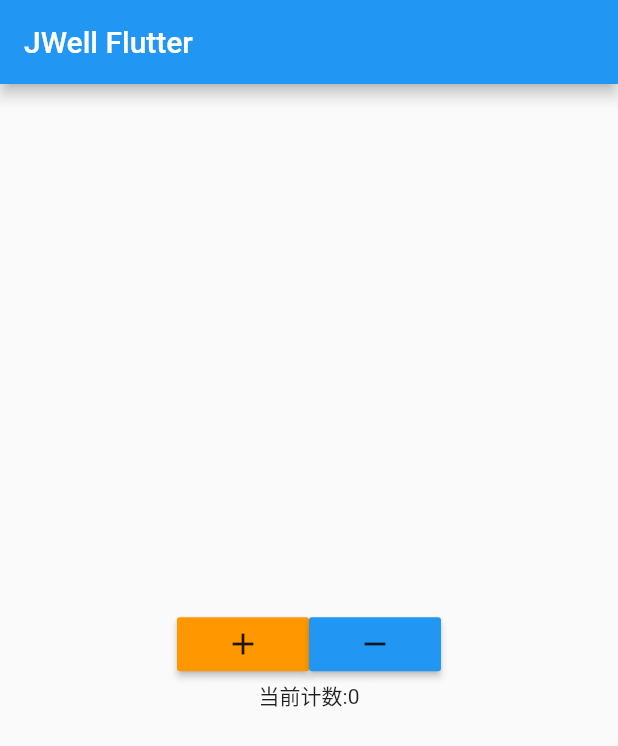
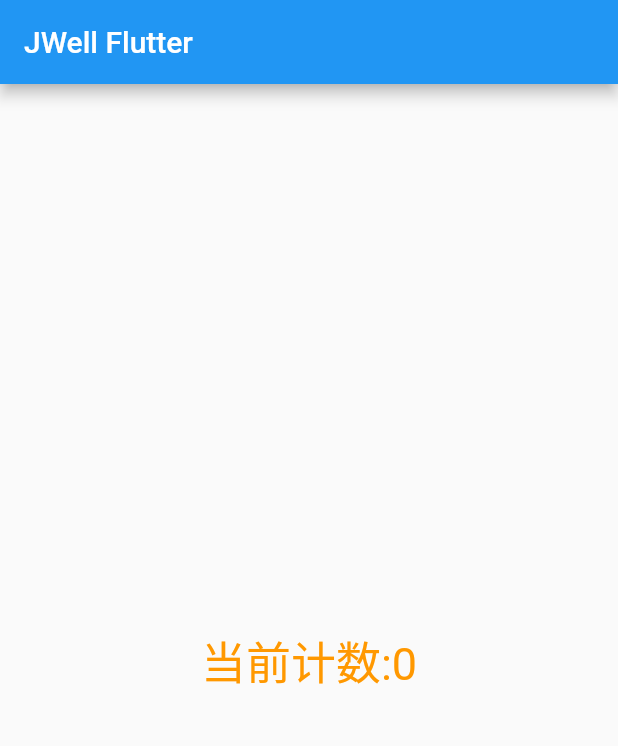
Before and after one commit to ryanranya/JWellFlutter, a Flutter app: the screen it shows after launch, on a phone screen of 412 x 824 dp. Shown: the top 746 px of the screen. Run offline on Flutter 3.47's test engine with Material 2 defaults, Android fonts, the phone set to English and light mode, and no system bars.

Commit message:
生命周期

```diff
--- a/lib/04day.dart
+++ b/lib/04day.dart
@@ -26,6 +26,7 @@ class RYHomePage extends StatelessWidget {
 
 class RYHomePageCountent extends StatefulWidget {
   String message = "传递过来的信息";
+  //  构造函数
   RYHomePageCountent.pageMessage(this.message);
   @override
   _RYHomePageCountentState createState() => _RYHomePageCountentState();
--- a/lib/main.dart
+++ b/lib/main.dart
@@ -15,57 +15,51 @@ class RYHomePage extends StatelessWidget {
   @override
   Widget build(BuildContext context) {
     return Scaffold(
-      appBar: AppBar(
-        title: Text("JWell Flutter"),
-      ),
-      body: RYHomePageCountent(),
+        appBar: AppBar(
+          title: Text("JWell Flutter"),
+        ),
+        body: RYHomePageCountent(),
     );
   }
 }
 
+////StatelessWidget 的生命周期
+//class RYHomePageCountent extends StatelessWidget {
+//
+//  final String message;
+//
+//  RYHomePageCountent(this.message){
+//    print("构造函数被调用")
+//  }
+//
+//  @override
+//  Widget build(BuildContext context) {
+//    print("调用BuildContentext方法");
+//    return Container();
+//  }
+//}
+
+//StatefulWidget生命周期
 class RYHomePageCountent extends StatefulWidget {
   @override
   _RYHomePageCountentState createState() => _RYHomePageCountentState();
 }
 
 class _RYHomePageCountentState extends State<RYHomePageCountent> {
+  int _counter = 0;
 
-  int _counter = 0;
   @override
   Widget build(BuildContext context) {
     return Center(
       child: Column(
         mainAxisAlignment: MainAxisAlignment.center,
         children: <Widget>[
-         _getButtons(),
-          Text("当前计数:$_counter")
-
+          Text(
+            "当前计数:$_counter",
+            style: TextStyle(fontSize: 30, color: Colors.orange),
+          ),
         ],
       ),
     );
   }
-
-  Widget _getButtons(){
-    return  Row(
-      mainAxisAlignment: MainAxisAlignment.center,
-      children: <Widget>[
-        RaisedButton(
-            child: Icon(Icons.add),
-            color: Colors.orange,
-            onPressed: () {
-              setState(() {
-                _counter += 1;
-              });
-            }),
-        RaisedButton(
-            child: Icon(Icons.remove),
-            color: Colors.blue,
-            onPressed: () {
-              setState(() {
-                _counter -= 1;
-              });
-            }),
-      ],
-    );
-  }
 }
```
